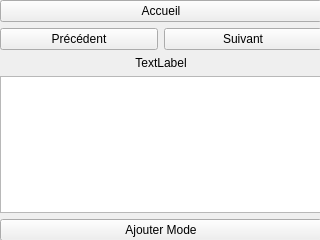
First picture: the form in thermostat/Thermostat/planningWindow.ui, repository kimchicharlie/Envio, before the edit.
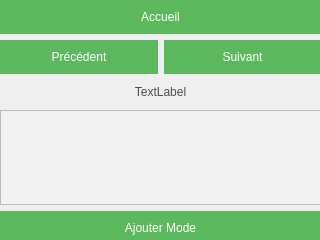
Second picture: the form after the edit.

```diff
--- a/thermostat/Thermostat/planningWindow.ui
+++ b/thermostat/Thermostat/planningWindow.ui
@@ -22,24 +22,110 @@
      <rect>
       <x>0</x>
       <y>0</y>
-      <width>322</width>
-      <height>241</height>
+      <width>321</width>
+      <height>245</height>
      </rect>
     </property>
     <layout class="QGridLayout" name="gridLayout">
-     <item row="0" column="0">
-      <layout class="QHBoxLayout" name="horizontalLayout">
-       <item>
-        <widget class="QPushButton" name="AccueilBtn">
-         <property name="text">
-          <string>Accueil</string>
-         </property>
-        </widget>
-       </item>
-      </layout>
+     <item row="6" column="0" alignment="Qt::AlignVCenter">
+      <widget class="QPushButton" name="AddModeButton">
+       <property name="styleSheet">
+        <string notr="true">QPushButton
+{
+	font-family:&quot;Montserrat&quot;, sans-serif;
+	text-transform: uppercase;
+	outline: 0;
+	background: #5cb85c;
+	border: 0;
+	padding: 10px;
+	color: #FFFFFF;
+	font-size: 12px;
+}
+
+QPushButton:hover
+{
+	font-family:&quot;Montserrat&quot;, sans-serif;
+	text-transform: uppercase;
+	outline: 0;
+	background: #449d44;
+	border: 0;
+	padding: 10px;
+	color: #FFFFFF;
+	font-size: 12px;
+}</string>
+       </property>
+       <property name="text">
+        <string>Ajouter Mode</string>
+       </property>
+      </widget>
+     </item>
+     <item row="5" column="0">
+      <widget class="QTableView" name="tableView">
+       <property name="styleSheet">
+        <string notr="true">QTableView {
+	background: #f2f2f2;
+	font-family: &quot;Montserrat&quot;, sans-serif;
+    show-decoration-selected: 1; 
+}
+
+QTableView::item:alternate {
+    background: #EEEEEE;
+}
+
+QTableView::item:selected {
+    border: 1px solid #6a6ea9;
+}
+
+QTableView::item:selected:!active {
+    background: qlineargradient(x1: 0, y1: 0, x2: 1, y2: 1,
+                                stop: 0 #ABAFE5, stop: 1 #8588B2);
+}
+
+QTableView::item:selected:active {
+    background: qlineargradient(x1: 0, y1: 0, x2: 1, y2: 1,
+                                stop: 0 #4cae4c, stop: 1 #265726);
+}
+
+QTableView::item:hover {
+    background: qlineargradient(x1: 0, y1: 0, x2: 0, y2: 1,
+                                stop: 0 #5cb85c, stop: 1 #449d44);
+}
+
+/*
+QTableView
+{
+font-family: &quot;Montserrat&quot;, sans-serif;
+background: #f2f2f2;
+box-sizing: border-box;
+font-size: 12px;
+}
+
+QTableView::item
+{
+    padding-left:10px;
+    width:80px;
+    height:20px;
+    color: #5a5a5a;
+    border-bottom :1px solid #f0f0f0;
+	font-size: 12px;
+}
+*/</string>
+       </property>
+      </widget>
      </item>
      <item row="4" column="0">
       <widget class="QLabel" name="DateLabel">
+       <property name="styleSheet">
+        <string notr="true">font-family: &quot;Montserrat&quot;, sans-serif;
+text-transform: uppercase;
+outline: 0;
+border: 0;
+padding: 5px;
+color: #4d4d4d;
+font-size: 12px;
+
+</string>
+       </property>
        <property name="text">
         <string>TextLabel</string>
        </property>
@@ -48,17 +134,71 @@
        </property>
       </widget>
      </item>
-     <item row="6" column="0">
-      <widget class="QPushButton" name="AddModeButton">
-       <property name="text">
-        <string>Ajouter Mode</string>
-       </property>
-      </widget>
+     <item row="0" column="0">
+      <layout class="QHBoxLayout" name="horizontalLayout">
+       <item>
+        <widget class="QPushButton" name="AccueilBtn">
+         <property name="styleSheet">
+          <string notr="true">QPushButton
+{
+	font-family:&quot;Montserrat&quot;, sans-serif;
+	text-transform: uppercase;
+	outline: 0;
+	background: #5cb85c;
+	border: 0;
+	padding: 10px;
+	color: #FFFFFF;
+	font-size: 12px;
+}
+
+QPushButton:hover
+{
+	font-family:&quot;Montserrat&quot;, sans-serif;
+	text-transform: uppercase;
+	outline: 0;
+	background: #449d44;
+	border: 0;
+	padding: 10px;
+	color: #FFFFFF;
+	font-size: 12px;
+}</string>
+         </property>
+         <property name="text">
+          <string>Accueil</string>
+         </property>
+        </widget>
+       </item>
+      </layout>
      </item>
      <item row="3" column="0">
       <layout class="QHBoxLayout" name="horizontalLayout_2">
        <item>
         <widget class="QPushButton" name="PrevButton">
+         <property name="styleSheet">
+          <string notr="true">QPushButton
+{
+	font-family:&quot;Montserrat&quot;, sans-serif;
+	text-transform: uppercase;
+	outline: 0;
+	background: #5cb85c;
+	border: 0;
+	padding: 10px;
+	color: #FFFFFF;
+	font-size: 12px;
+}
+
+QPushButton:hover
+{
+	font-family:&quot;Montserrat&quot;, sans-serif;
+	text-transform: uppercase;
+	outline: 0;
+	background: #449d44;
+	border: 0;
+	padding: 10px;
+	color: #FFFFFF;
+	font-size: 12px;
+}</string>
+         </property>
          <property name="text">
           <string>Précédent</string>
          </property>
@@ -66,6 +206,31 @@
        </item>
        <item>
         <widget class="QPushButton" name="NextButton">
+         <property name="styleSheet">
+          <string notr="true">QPushButton
+{
+	font-family:&quot;Montserrat&quot;, sans-serif;
+	text-transform: uppercase;
+	outline: 0;
+	background: #5cb85c;
+	border: 0;
+	padding: 10px;
+	color: #FFFFFF;
+	font-size: 12px;
+}
+
+QPushButton:hover
+{
+	font-family:&quot;Montserrat&quot;, sans-serif;
+	text-transform: uppercase;
+	outline: 0;
+	background: #449d44;
+	border: 0;
+	padding: 10px;
+	color: #FFFFFF;
+	font-size: 12px;
+}</string>
+         </property>
          <property name="text">
           <string>Suivant</string>
          </property>
@@ -73,9 +238,6 @@
        </item>
       </layout>
      </item>
-     <item row="5" column="0">
-      <widget class="QTableView" name="tableView"/>
-     </item>
     </layout>
    </widget>
   </widget>
```
